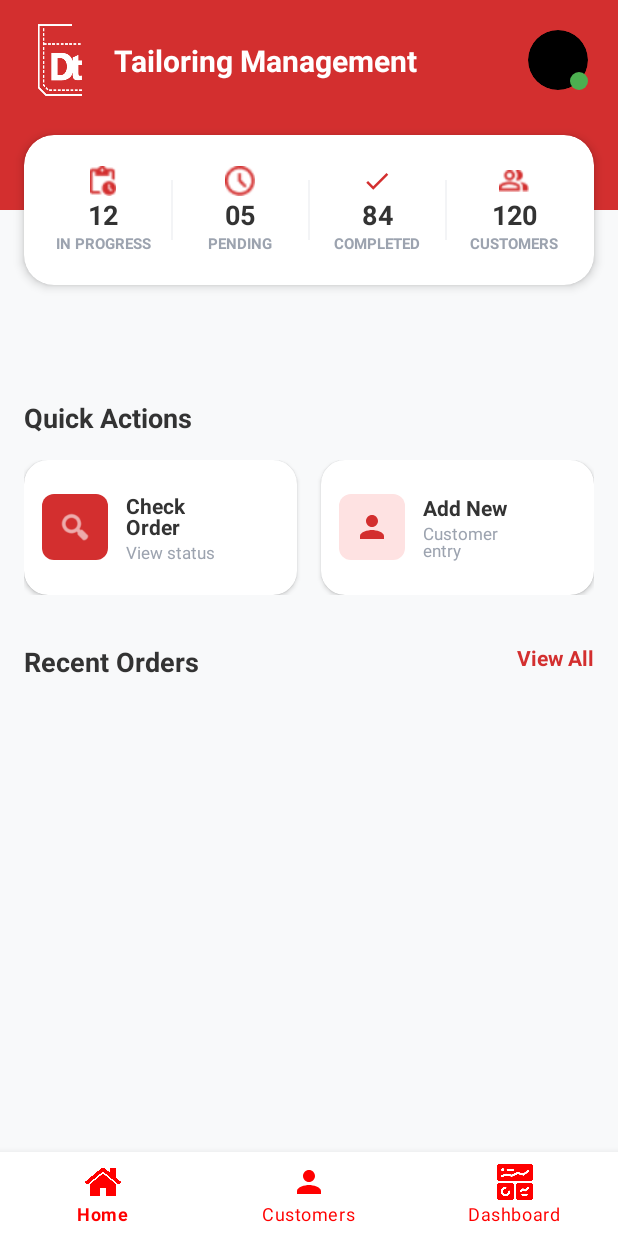
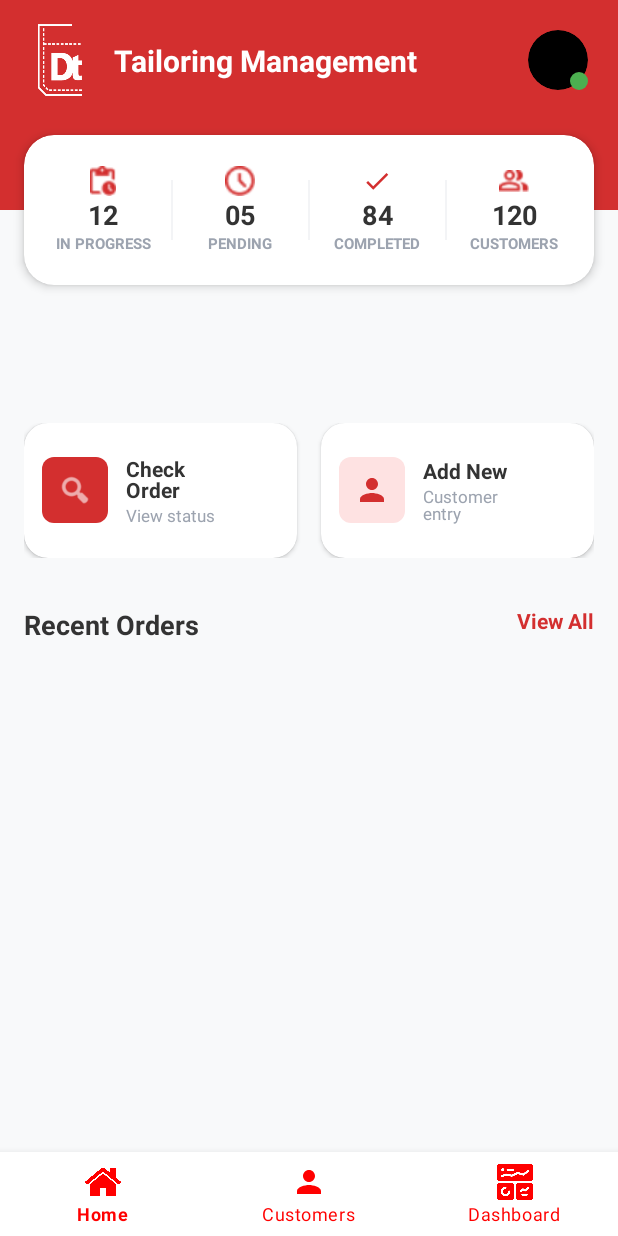
Before and after one commit to dharmik264/Dhandhukiya-tailor-, an Android app built with Jetpack Compose: the DashboardActivity screen opened directly, with no data from a screen before it, on a phone screen of 412 x 824 dp. Run offline under Robolectric (Android 15) with nearby library versions, the light colour scheme and no system bars.

Commit message:
Remove Quick Actions text from dashboard

```diff
--- a/MyApplication/app/src/main/res/layout/activity_dashboard.xml
+++ b/MyApplication/app/src/main/res/layout/activity_dashboard.xml
@@ -154,13 +154,6 @@
             android:orientation="vertical"
             android:padding="16dp">
 
-            <TextView
-                android:layout_width="wrap_content"
-                android:layout_height="wrap_content"
-                android:text="Quick Actions"
-                android:textColor="#333333"
-                android:textSize="18sp"
-                android:textStyle="bold" />
 
             <LinearLayout
                 android:layout_width="match_parent"
```
